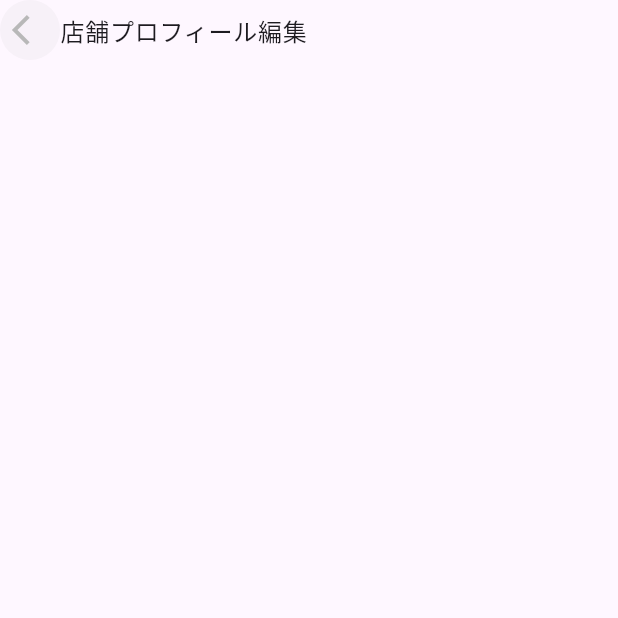
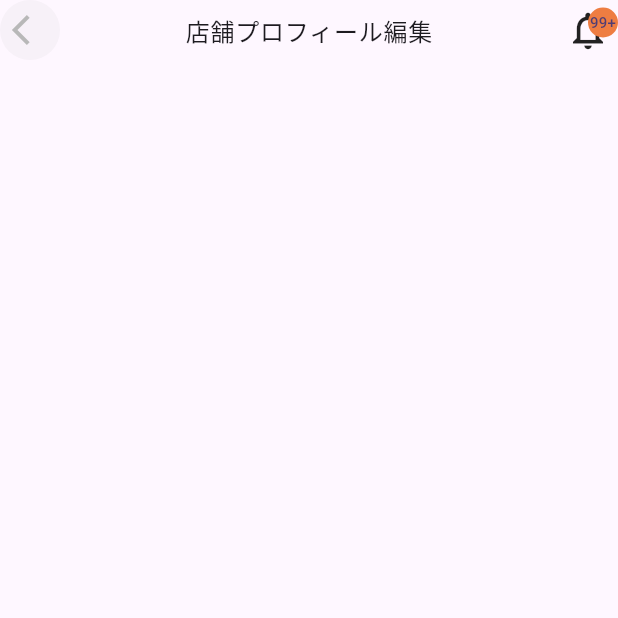
Before and after one commit to grmmahato/demo_remote, a Flutter app: the screen it shows after launch, on a phone screen of 412 x 824 dp, the top half of it. Run offline on Flutter 3.47's test engine with Material 3 defaults, Android fonts, the phone set to English and light mode, and no system bars.

Commit message:
notification added

```diff
--- a/lib/home_page.dart
+++ b/lib/home_page.dart
@@ -17,6 +17,7 @@ class _HomePageState extends State<HomePage> {
         body: Column(
           children: [
             Row(
+              mainAxisAlignment: MainAxisAlignment.spaceBetween,
               children: [
                 CircleAvatar(
                   backgroundColor: const Color(0xffB8B8B8).withOpacity(0.1),
@@ -29,6 +30,28 @@ class _HomePageState extends State<HomePage> {
                   "店舗プロフィール編集",
                   style: Theme.of(context).textTheme.bodyLarge,
                 ),
+                const Stack(
+                  children: [
+                    Padding(
+                      padding: EdgeInsets.only(left: 5, right: 5),
+                      child: Icon(
+                        Icons.notifications_none,
+                        size: 30,
+                      ),
+                    ),
+                    Positioned(
+                        top: 0,
+                        left: 20,
+                        child: CircleAvatar(
+                          radius: 10,
+                          backgroundColor: Color(0xffEE7D42),
+                          child: Text(
+                            "99+",
+                            style: TextStyle(fontSize: 10),
+                          ),
+                        ))
+                  ],
+                ),
               ],
             ),
           ],
```
